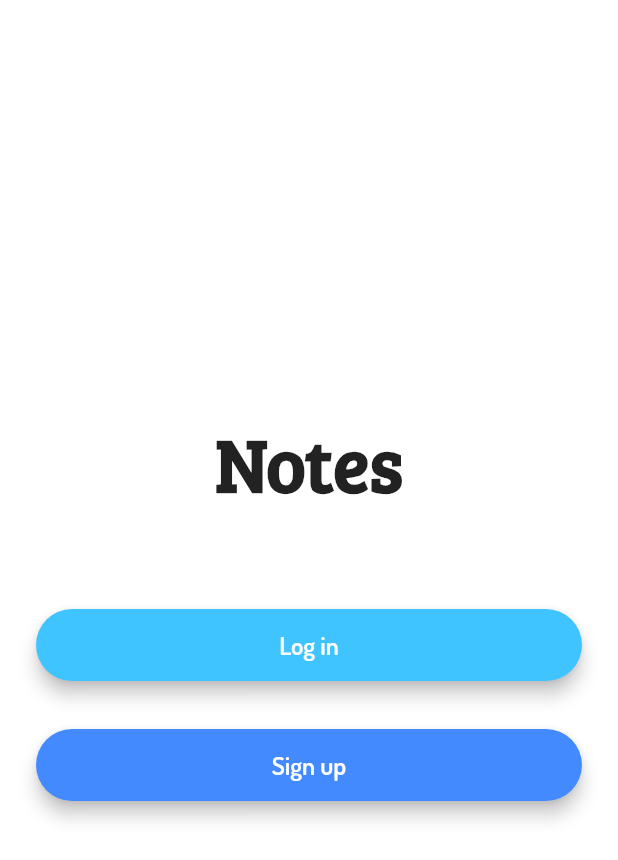
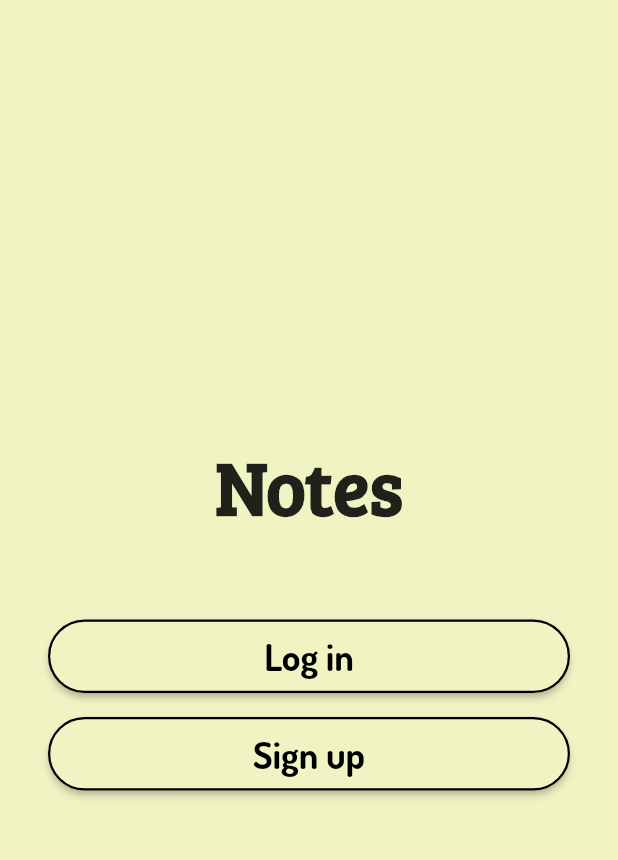
Before and after one commit to DanilLevadsky/flutter_notes, a Flutter app: the screen it shows after launch, on a phone screen of 412 x 824 dp. Shown: the top 860 px of the screen. Run offline on Flutter 3.47's test engine with Material 2 defaults, Android fonts, the phone set to English and light mode, and no system bars; our stand-ins replace animated_text_kit, cloud_firestore, firebase_auth, firebase_core, modal_progress_hud; accounts and stored records are empty.

Commit message:
some design updates

```diff
--- a/lib/components/constants.dart
+++ b/lib/components/constants.dart
@@ -1,19 +1,29 @@
+import 'package:animated_text_kit/animated_text_kit.dart';
 import 'package:flutter/material.dart';
 
-const kButtonTextStyle = TextStyle(color: Colors.white, fontFamily: "Dosis", fontSize: 17.0);
+const kButtonTextStyle = TextStyle(
+    color: Colors.black,
+    fontFamily: "Dosis",
+    fontSize: 25.0,
+    fontWeight: FontWeight.bold);
 const kTextFieldDecoration = InputDecoration(
   hintText: '',
-  hintStyle: TextStyle(color: Colors.grey),
+  hintStyle: TextStyle(color: Color(0xFF404040)),
   contentPadding: EdgeInsets.symmetric(vertical: 10.0, horizontal: 20.0),
   border: OutlineInputBorder(
     borderRadius: BorderRadius.all(Radius.circular(32.0)),
   ),
   enabledBorder: OutlineInputBorder(
-    borderSide: BorderSide(color: Colors.lightBlueAccent, width: 1.0),
+    borderSide: BorderSide(color: Colors.black54, width: 2.0),
     borderRadius: BorderRadius.all(Radius.circular(32.0)),
   ),
   focusedBorder: OutlineInputBorder(
-    borderSide: BorderSide(color: Colors.lightBlueAccent, width: 2.0),
+    borderSide: BorderSide(color: Colors.black54, width: 2.5),
     borderRadius: BorderRadius.all(Radius.circular(32.0)),
   ),
 );
+const kTyperText = TyperAnimatedTextKit(
+    text: ['Notes'],
+    speed: Duration(milliseconds: 1000),
+    textStyle: TextStyle(
+        fontSize: 50.0, fontWeight: FontWeight.w700, fontFamily: 'BreeSerif'));
--- a/lib/components/rounded_button.dart
+++ b/lib/components/rounded_button.dart
@@ -1,30 +1,63 @@
 import 'package:flutter/material.dart';
+
 import 'constants.dart';
+
+//
+// class RoundedButton extends StatelessWidget {
+//   final Function onPressed;
+//   final String title;
+//   final Color color;
+//   RoundedButton(
+//       {@required this.onPressed, @required this.title, this.color});
+//
+//   @override
+//   Widget build(BuildContext context) {
+//     return Padding(
+//       padding: EdgeInsets.symmetric(vertical: 16.0),
+//
+//       child: Material(
+//         color: Theme.of(context).backgroundColor.withBlue(100).withGreen(100).withAlpha(0xAA),
+//         borderRadius: BorderRadius.circular(30.0),
+//
+//         elevation: 5.0,
+//         child: MaterialButton(
+//
+//           onPressed: this.onPressed,
+//           minWidth: 200.0,
+//           height: 42.0,
+//           child: Text(
+//             title,
+//             style: kButtonTextStyle,
+//           ),
+//         ),
+//       ),
+//     );
+//   }
+// }
 
 class RoundedButton extends StatelessWidget {
   final Function onPressed;
   final String title;
-  final Color color;
-  RoundedButton(
-      {@required this.onPressed, @required this.title, this.color});
+
+  RoundedButton({@required this.onPressed, @required this.title});
 
   @override
   Widget build(BuildContext context) {
     return Padding(
-      padding: EdgeInsets.symmetric(vertical: 16.0),
-      child: Material(
-        color: this.color ?? Colors.blueAccent,
-        borderRadius: BorderRadius.circular(30.0),
-        elevation: 5.0,
-        child: MaterialButton(
-          onPressed: this.onPressed,
-          minWidth: 200.0,
-          height: 42.0,
+      padding: const EdgeInsets.all(8.0),
+      child: MaterialButton(
+        child: Container(
+          padding: EdgeInsets.symmetric(horizontal: 15.0, vertical: 8.5),
           child: Text(
             title,
             style: kButtonTextStyle,
           ),
         ),
+        color: Theme.of(context).backgroundColor,
+        onPressed: onPressed,
+        shape: RoundedRectangleBorder(
+            side: BorderSide(color: Colors.black, width: 1.5),
+            borderRadius: BorderRadius.circular(40.0)),
       ),
     );
   }
--- a/lib/screens/home_page.dart
+++ b/lib/screens/home_page.dart
@@ -1,5 +1,5 @@
-import 'package:animated_text_kit/animated_text_kit.dart';
 import 'package:flutter/material.dart';
+import 'package:notes_flutter/components/constants.dart';
 import 'package:notes_flutter/components/rounded_button.dart';
 import 'package:notes_flutter/screens/register_screen.dart';
 
@@ -16,7 +16,7 @@ class _HomePageState extends State<HomePage> {
   @override
   Widget build(BuildContext context) {
     return Scaffold(
-      backgroundColor: Colors.white,
+      backgroundColor: Theme.of(context).backgroundColor,
       body: Padding(
         padding: EdgeInsets.symmetric(horizontal: 24.0),
         child: Column(
@@ -24,13 +24,7 @@ class _HomePageState extends State<HomePage> {
           crossAxisAlignment: CrossAxisAlignment.stretch,
           children: <Widget>[
             Center(
-              child: TyperAnimatedTextKit(
-                  text: ['Notes'],
-                  speed: Duration(milliseconds: 1000),
-                  textStyle: TextStyle(
-                      fontSize: 50.0,
-                      fontWeight: FontWeight.w700,
-                      fontFamily: 'BreeSerif')),
+              child: kTyperText,
             ),
             SizedBox(
               height: 48.0,
@@ -40,7 +34,7 @@ class _HomePageState extends State<HomePage> {
                 Navigator.pushNamed(context, LoginScreen.id);
               },
               title: 'Log in',
-              color: Colors.lightBlueAccent,
+              // color: Colors.lightBlueAccent,
             ),
             RoundedButton(
               onPressed: () {
```
Also changed, not shown: lib/components/note.dart (+11 -7 lines), lib/main.dart (+8 -5 lines), lib/screens/editing_screen.dart (added, +46 -0 lines), lib/screens/login_screen.dart (+10 -11 lines), lib/screens/notes_screen.dart (+83 -2 lines), lib/screens/register_screen.dart (+22 -20 lines), 21 other files.
